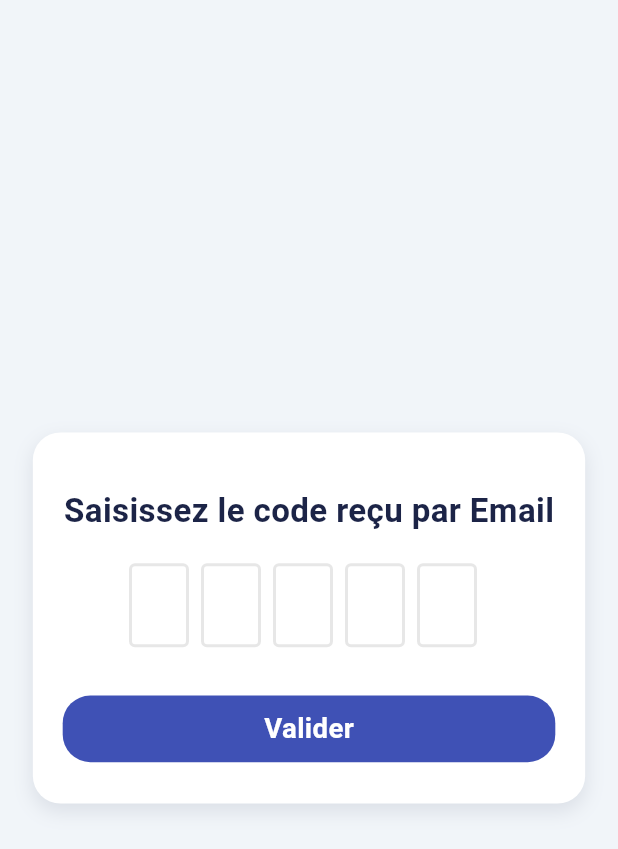
After one commit to RechidiAhmedAbdelaaziz/DocQuiz-APP, a Flutter app: the OtpScreen screen opened directly, on a phone screen of 412 x 824 dp. The commit adds this screen. Shown: the top 849 px of the screen. Run offline on Flutter 3.47's test engine with Material 3 defaults, Android fonts, the phone set to English and light mode, and no system bars; drawn by our look-alikes of flutter_otp_text_field; our stand-ins replace dio, flutter_bloc, flutter_screenutil, flutter_secure_storage, flutter_svg, freezed_annotation and 5 more; accounts and stored records are empty; generated files the repository leaves out were written again.

Commit message:
Added OTP verification flow
Introduced an OTP (One-Time Password) verification step to enhance the authentication process. This includes the creation of an `OtpCubit` for managing OTP state, `OtpScreen` to provide a user interface for OTP input, and updates to the authentication router to handle OTP navigation. Dependencies for OTP text field handling and state management via `flutter_bloc` were also added to ensure a smooth and interactive OTP verification process. These changes aim to increase security and user trust by verifying the identity of users during critical authentication stages.

- Enhanced security by requiring OTP verification during authentication
- Improved user experience with an interactive OTP input field
- Updated authentication routing to support OTP verification step

References: #12345

```diff
--- a/lib/feature/auth/helper/auth.router.dart
+++ b/lib/feature/auth/helper/auth.router.dart
@@ -3,12 +3,16 @@
 import 'package:app/core/router/abstract_route.dart';
 import 'package:app/feature/auth/module/forgetpassword/ui/forget_password.screen.dart';
 import 'package:app/feature/auth/module/login/ui/login.screen.dart';
+import 'package:app/feature/auth/module/otp/cubit/otp_cubit.dart';
+import 'package:app/feature/auth/module/otp/ui/otp.screen.dart';
 import 'package:app/feature/auth/module/signup/ui/signup.screen.dart';
+import 'package:flutter_bloc/flutter_bloc.dart';
 
 class AuthRoute extends AbstractRoute {
   static const String LOGIN_PATH = '/login';
   static const String FORGOT_PASSWORD_PATH = '/forgot-password';
   static const String SIGN_UP_PATH = '/sign-up';
+  static const String OTP_PATH = '/otp';
 
   AuthRoute.login()
       : super(
@@ -27,4 +31,13 @@ class AuthRoute extends AbstractRoute {
           FORGOT_PASSWORD_PATH,
           child: const ForgetPasswordScreen(),
         );
+
+  AuthRoute.otp(String email)
+      : super(
+          OTP_PATH,
+          child: BlocProvider(
+            create: (context) => OtpCubit(email),
+            child: const OtpScreen(),
+          ),
+        );
 }
--- /dev/null
+++ b/lib/feature/auth/module/otp/cubit/otp_cubit.dart
@@ -0,0 +1,17 @@
+import 'package:flutter/material.dart';
+import 'package:flutter_bloc/flutter_bloc.dart';
+import 'package:freezed_annotation/freezed_annotation.dart';
+
+part 'otp_state.dart';
+part 'otp_cubit.freezed.dart';
+
+class OtpCubit extends Cubit<OtpState> {
+  OtpCubit(this.email) : super(const OtpState.initial());
+
+  final String email;
+  final otpController = TextEditingController();
+
+  Future<void> submitOtp() async {
+    await Future.delayed(const Duration(seconds: 2));
+  }
+}
--- /dev/null
+++ b/lib/feature/auth/module/otp/cubit/otp_state.dart
@@ -0,0 +1,6 @@
+part of 'otp_cubit.dart';
+
+@freezed
+class OtpState with _$OtpState {
+  const factory OtpState.initial() = _Initial;
+}
--- /dev/null
+++ b/lib/feature/auth/module/otp/ui/otp.screen.dart
@@ -0,0 +1,80 @@
+import 'package:app/core/shared/widgets/submit_button.dart';
+import 'package:app/core/theme/colors.dart';
+import 'package:app/core/theme/fonts.dart';
+import 'package:app/core/theme/spaces.dart';
+import 'package:app/feature/auth/module/otp/cubit/otp_cubit.dart';
+import 'package:flutter/material.dart';
+import 'package:flutter_bloc/flutter_bloc.dart';
+import 'package:flutter_screenutil/flutter_screenutil.dart';
+import 'package:flutter_otp_text_field/flutter_otp_text_field.dart';
+
+class OtpScreen extends StatelessWidget {
+  const OtpScreen({super.key});
+
+  @override
+  Widget build(BuildContext context) {
+    return Scaffold(
+      backgroundColor: AppColors.background,
+      resizeToAvoidBottomInset: false,
+      body: Center(
+        child: Container(
+          margin: EdgeInsets.symmetric(horizontal: 22.w),
+          decoration: BoxDecoration(
+            borderRadius: BorderRadius.circular(20.r),
+            color: AppColors.white,
+            boxShadow: [
+              BoxShadow(
+                color: AppColors.dark.withOpacity(0.1),
+                blurRadius: 10,
+                offset: const Offset(0, 5),
+              ),
+            ],
+          ),
+          padding:
+              EdgeInsets.symmetric(horizontal: 20.w, vertical: 30.h),
+          child: Column(
+            mainAxisAlignment: MainAxisAlignment.center,
+            mainAxisSize: MainAxisSize.min,
+            children: [
+              height(10),
+              AppText.h2('Saisissez le code reçu par Email'),
+              height(20),
+              const _OtpField(),
+              height(35),
+              const _SubmitButton(),
+            ],
+          ),
+        ),
+      ),
+    );
+  }
+}
+
+class _OtpField extends StatelessWidget {
+  const _OtpField({super.key});
+
+  @override
+  Widget build(BuildContext context) {
+    final otpController = context.read<OtpCubit>().otpController;
+    return OtpTextField(
+      numberOfFields: 5,
+      borderColor: AppColors.primary,
+      showFieldAsBox: true,
+      onSubmit: (String code) {
+        otpController.text = code;
+      }, // end onSubmit
+    );
+  }
+}
+
+class _SubmitButton extends StatelessWidget {
+  const _SubmitButton({super.key});
+
+  @override
+  Widget build(BuildContext context) {
+    return SubmitButton(
+      title: 'Valider',
+      onPressed: context.read<OtpCubit>().submitOtp,
+    );
+  }
+}
--- a/pubspec.yaml
+++ b/pubspec.yaml
@@ -33,6 +33,7 @@ dependencies:
   flutter:
     sdk: flutter
   flutter_bloc: ^8.1.6
+  flutter_otp_text_field: ^1.2.0
   flutter_screenutil: ^5.9.3
   flutter_secure_storage: ^9.2.2
   flutter_svg: ^2.0.10+1
```
